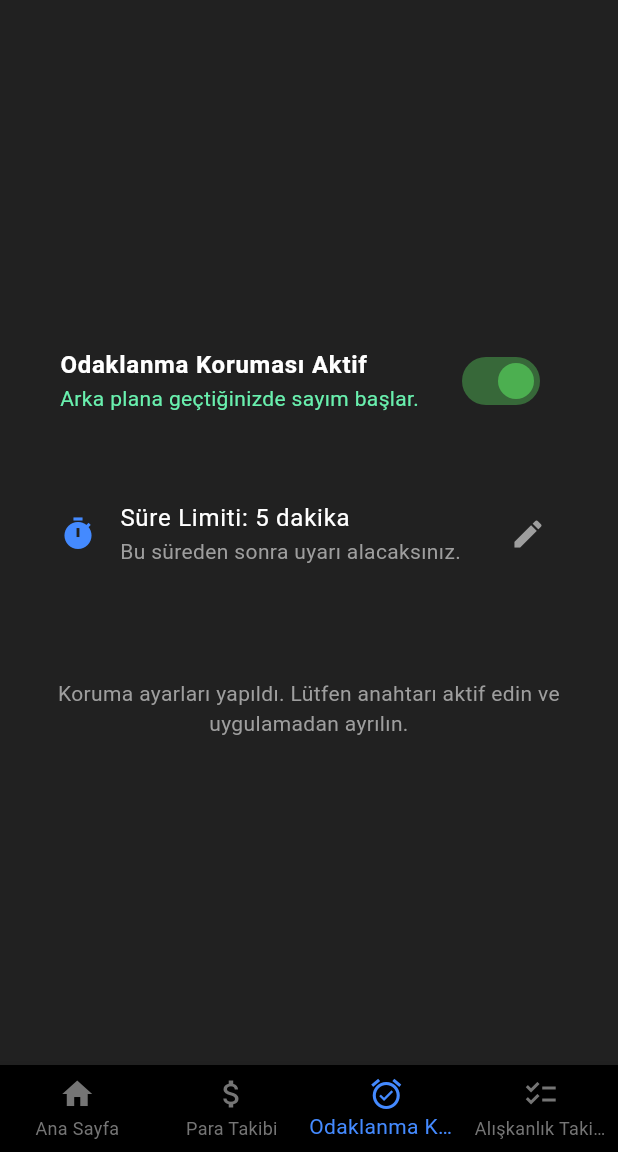
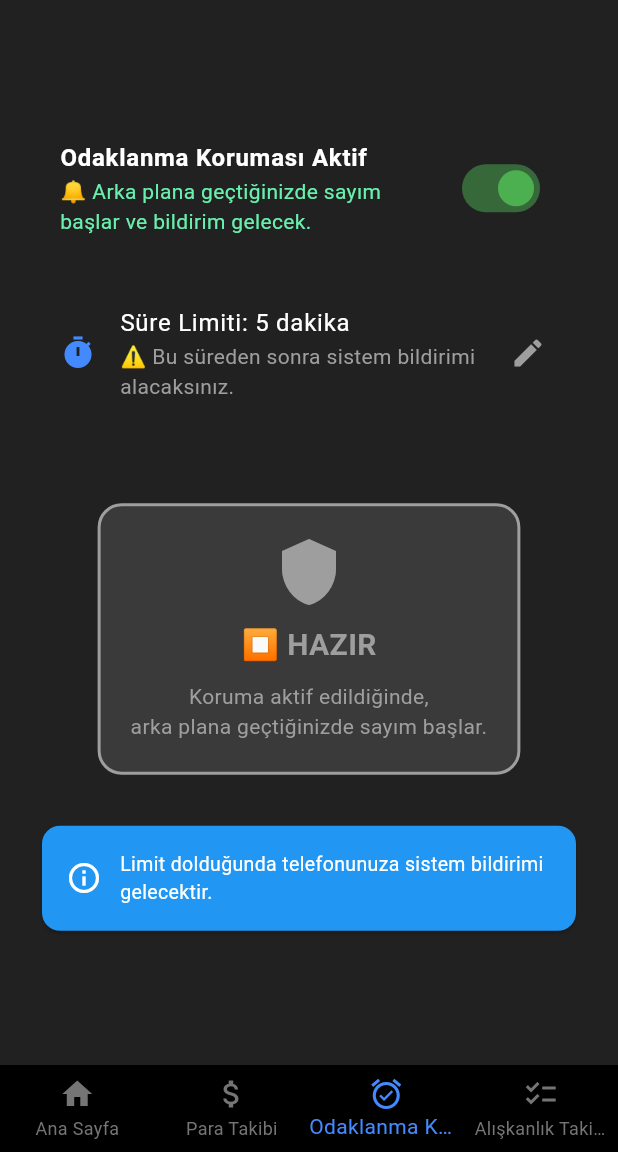
Before and after one commit to aliuckun/life_assistant, a Flutter app: the DistractionTimerPage screen opened by its route, after a tap on "Odaklanma Koruması Aktif", on a phone screen of 412 x 824 dp, the part 84-1236 px from its top. Run offline on Flutter 3.47's test engine with Material 3 defaults, Android fonts, the light colour scheme and no system bars; our stand-ins replace flutter_local_notifications, flutter_riverpod, go_router, shared_preferences; accounts and stored records are empty.

Commit message:
bildirim sistemi düzeltildi. fazladan süre ekleme kaldırıldı ve timer artık düzgün çalışıyor.

```diff
--- a/lib/features/distraction_timer/presentation/pages/distraction_timer_page.dart
+++ b/lib/features/distraction_timer/presentation/pages/distraction_timer_page.dart
@@ -11,7 +11,6 @@ class DistractionTimerPage extends ConsumerStatefulWidget {
       _DistractionTimerPageState();
 }
 
-// WidgetsBindingObserver ile uygulama yaşam döngüsünü dinleriz
 class _DistractionTimerPageState extends ConsumerState<DistractionTimerPage>
     with WidgetsBindingObserver {
   @override
@@ -19,19 +18,12 @@ class _DistractionTimerPageState extends ConsumerState<DistractionTimerPage>
     super.initState();
     WidgetsBinding.instance.addObserver(this);
 
-    // Limit aşıldığında modal göstermek için dinleyici
-    ref.listenManual(distractionTimerProvider, (previous, next) {
-      // Limit aşıldıysa ve ön planda değilsek (yani tam döndüğümüzde) modalı göster
-      if (next.status == TimerStatus.exceeded && !next.isAppInBackground) {
-        // Build context'in geçerli olduğundan emin olmak için küçük bir gecikme
-        Future.microtask(() => _showLimitExceededModal());
-      }
-    });
+    // 🚫 UYGULAMA İÇİ MODAL DİNLEYİCİSİNİ KALDIRDIK
+    // Artık sadece sistem bildirimi kullanılıyor
   }
 
   @override
   void dispose() {
-    // Dinlemeyi bırak
     WidgetsBinding.instance.removeObserver(this);
     super.dispose();
   }
@@ -43,51 +35,17 @@ class _DistractionTimerPageState extends ConsumerState<DistractionTimerPage>
 
     switch (state) {
       case AppLifecycleState.paused:
-        // Uygulama arka plana atıldı (muhtemelen dikkat dağıtıcı uygulamaya geçildi)
+        // Uygulama arka plana atıldı
         notifier.setBackground();
+        print('📱 Uygulama arka plana gitti - Timer başladı');
         break;
       case AppLifecycleState.resumed:
         // Uygulama ön plana geri geldi
         notifier.setForeground();
+        print('📱 Uygulama ön plana geldi - Timer durumu güncellendi');
         break;
       default:
         break;
-    }
-  }
-
-  // Limit aşıldığında gösterilecek tam ekran modal
-  void _showLimitExceededModal() {
-    // Sadece sayfa ön plandayken göster
-    if (ModalRoute.of(context)?.isCurrent == true) {
-      showDialog(
-        context: context,
-        barrierDismissible: false, // Kullanıcı kapatamaz, eylem yapmalı
-        builder: (ctx) => AlertDialog(
-          backgroundColor: Colors.red[800],
-          title: const Text(
-            '!!! ODAKLANMA KORUMASI DEVREDE !!!',
-            style: TextStyle(color: Colors.white),
-          ),
-          content: Text(
-            'Belirlediğin ${ref.read(distractionTimerProvider).settings.limit.inMinutes} dakikalık dikkat dağılma limiti doldu. Lütfen odağına geri dön.',
-            style: const TextStyle(color: Colors.white70),
-          ),
-          actions: [
-            ElevatedButton(
-              onPressed: () {
-                // Sayacı durdur ve modalı kapat
-                ref.read(distractionTimerProvider.notifier).stopTimer();
-                Navigator.pop(ctx);
-              },
-              style: ElevatedButton.styleFrom(backgroundColor: Colors.white),
-              child: Text(
-                'TAMAM, GERİ DÖNÜYORUM',
-                style: TextStyle(color: Colors.red[900]),
-              ),
-            ),
-          ],
-        ),
-      );
     }
   }
 
@@ -101,7 +59,7 @@ class _DistractionTimerPageState extends ConsumerState<DistractionTimerPage>
     showDialog(
       context: context,
       builder: (ctx) => AlertDialog(
-        backgroundColor: Colors.grey[900], // Temaya uyum için
+        backgroundColor: Colors.grey[900],
         title: const Text(
           'Dikkat Dağılma Limitini Ayarla',
           style: TextStyle(color: Colors.white),
@@ -154,7 +112,6 @@ class _DistractionTimerPageState extends ConsumerState<DistractionTimerPage>
     final state = ref.watch(distractionTimerProvider);
     final notifier = ref.read(distractionTimerProvider.notifier);
 
-    // Yükleniyor ekranı (Persistence için)
     if (!state.isInitialized) {
       return const Center(child: CircularProgressIndicator());
     }
@@ -168,8 +125,7 @@ class _DistractionTimerPageState extends ConsumerState<DistractionTimerPage>
 
     final bool isExceeded = state.status == TimerStatus.exceeded;
     final bool isRunning = state.status == TimerStatus.running;
-    final bool isPaused =
-        state.isAppInBackground && isRunning; // Arka planda sayım yapıyorsa
+    final bool isPaused = state.isAppInBackground && isRunning;
 
     return Center(
       child: Padding(
@@ -178,7 +134,7 @@ class _DistractionTimerPageState extends ConsumerState<DistractionTimerPage>
           mainAxisAlignment: MainAxisAlignment.center,
           crossAxisAlignment: CrossAxisAlignment.center,
           children: [
-            // AÇ/KAPA DÜĞMESİ (Toggle Switch)
+            // AÇ/KAPA DÜĞMESİ
             SwitchListTile(
               title: const Text(
                 'Odaklanma Koruması Aktif',
@@ -189,7 +145,7 @@ class _DistractionTimerPageState extends ConsumerState<DistractionTimerPage>
               ),
               subtitle: Text(
                 state.isGloballyActive
-                    ? 'Arka plana geçtiğinizde sayım başlar.'
+                    ? '🔔 Arka plana geçtiğinizde sayım başlar ve bildirim gelecek.'
                     : 'Koruma Pasif. Sayım yapılmayacaktır.',
                 style: TextStyle(
                   color: state.isGloballyActive
@@ -214,7 +170,7 @@ class _DistractionTimerPageState extends ConsumerState<DistractionTimerPage>
                 style: const TextStyle(color: Colors.white),
               ),
               subtitle: const Text(
-                'Bu süreden sonra uyarı alacaksınız.',
+                '⚠️ Bu süreden sonra sistem bildirimi alacaksınız.',
                 style: TextStyle(color: Colors.grey),
               ),
               trailing: const Icon(Icons.edit, color: Colors.grey),
@@ -223,49 +179,160 @@ class _DistractionTimerPageState extends ConsumerState<DistractionTimerPage>
 
             const SizedBox(height: 60),
 
-            // SÜRE GÖRSELLEŞTİRME (A Özelliği)
-            if (isRunning)
+            // DURUM GÖSTERGE KARTI
+            Container(
+              padding: const EdgeInsets.all(20),
+              decoration: BoxDecoration(
+                color: isExceeded
+                    ? Colors.red.withOpacity(0.2)
+                    : isRunning
+                    ? Colors.orange.withOpacity(0.2)
+                    : Colors.grey.withOpacity(0.2),
+                borderRadius: BorderRadius.circular(16),
+                border: Border.all(
+                  color: isExceeded
+                      ? Colors.red
+                      : isRunning
+                      ? Colors.orange
+                      : Colors.grey,
+                  width: 2,
+                ),
+              ),
+              child: Column(
+                children: [
+                  // DURUM METNİ
+                  if (isExceeded)
+                    const Column(
+                      children: [
+                        Icon(
+                          Icons.warning_amber_rounded,
+                          color: Colors.red,
+                          size: 48,
+                        ),
+                        SizedBox(height: 10),
+                        Text(
+                          '⚠️ LİMİT AŞILDI',
+                          style: TextStyle(
+                            color: Colors.red,
+                            fontSize: 24,
+                            fontWeight: FontWeight.bold,
+                          ),
+                        ),
+                        SizedBox(height: 10),
+                        Text(
+                          'Telefonunuza sistem bildirimi gönderildi.\nOdağınıza geri dönün!',
+                          textAlign: TextAlign.center,
+                          style: TextStyle(color: Colors.white70, fontSize: 14),
+                        ),
+                      ],
+                    )
+                  else if (isRunning)
                     Column(
                       children: [
+                        Icon(
+                          isPaused ? Icons.pause_circle : Icons.play_circle,
+                          color: isPaused ? Colors.orange : Colors.green,
+                          size: 48,
+                        ),
+                        const SizedBox(height: 10),
                         Text(
                           isPaused
-                        ? 'ARKA PLANDA GEÇEN SÜRE'
-                        : 'ODAĞINIZDA GEÇEN SÜRE',
+                              ? '⏸️ ARKA PLANDA SAYILIYOR'
+                              : '▶️ TIMER AKTİF',
                           style: TextStyle(
-                      color: isPaused ? Colors.redAccent : Colors.greenAccent,
-                      fontSize: 18,
+                            color: isPaused ? Colors.orange : Colors.green,
+                            fontSize: 20,
+                            fontWeight: FontWeight.bold,
+                          ),
+                        ),
+                        const SizedBox(height: 20),
+                        // SÜRE GÖSTERİMİ
+                        Text(
+                          '$minutes:$seconds',
+                          style: const TextStyle(
+                            fontSize: 72,
+                            fontWeight: FontWeight.bold,
+                            color: Colors.white,
+                            letterSpacing: 4,
                           ),
                         ),
                         const SizedBox(height: 10),
                         Text(
-                    '$minutes:$seconds',
-                    style: TextStyle(
-                      fontSize: 80,
-                      fontWeight: FontWeight.bold,
-                      color: isExceeded ? Colors.red : Colors.white,
-                    ),
-                  ),
-                  const SizedBox(height: 20),
-                  // Bu buton, limit aşılsa bile ön plana geldiğinizde sayacı sıfırlar
-                  ElevatedButton.icon(
-                    onPressed: notifier.stopTimer,
-                    icon: const Icon(Icons.stop),
-                    label: const Text('SIFIRLA VE KORUMAYI YENİLE'),
-                    style: ElevatedButton.styleFrom(
-                      backgroundColor: Colors.red,
-                      padding: const EdgeInsets.symmetric(
-                        horizontal: 20,
-                        vertical: 15,
-                      ),
+                          'Limit: ${state.settings.limit.inMinutes} dakika',
+                          style: const TextStyle(
+                            color: Colors.grey,
+                            fontSize: 14,
                           ),
                         ),
                       ],
                     )
                   else
-              const Text(
-                'Koruma ayarları yapıldı. Lütfen anahtarı aktif edin ve uygulamadan ayrılın.',
+                    const Column(
+                      children: [
+                        Icon(Icons.shield, color: Colors.grey, size: 48),
+                        SizedBox(height: 10),
+                        Text(
+                          '⏹️ HAZIR',
+                          style: TextStyle(
+                            color: Colors.grey,
+                            fontSize: 20,
+                            fontWeight: FontWeight.bold,
+                          ),
+                        ),
+                        SizedBox(height: 10),
+                        Text(
+                          'Koruma aktif edildiğinde,\narka plana geçtiğinizde sayım başlar.',
                           textAlign: TextAlign.center,
-                style: TextStyle(color: Colors.grey),
+                          style: TextStyle(color: Colors.grey, fontSize: 14),
+                        ),
+                      ],
+                    ),
+
+                  // SIFIRLA BUTONU
+                  if (isRunning || isExceeded) ...[
+                    const SizedBox(height: 30),
+                    ElevatedButton.icon(
+                      onPressed: notifier.stopTimer,
+                      icon: const Icon(Icons.refresh),
+                      label: const Text('SIFIRLA'),
+                      style: ElevatedButton.styleFrom(
+                        backgroundColor: Colors.red,
+                        foregroundColor: Colors.white,
+                        padding: const EdgeInsets.symmetric(
+                          horizontal: 32,
+                          vertical: 16,
+                        ),
+                        textStyle: const TextStyle(
+                          fontSize: 16,
+                          fontWeight: FontWeight.bold,
+                        ),
+                      ),
+                    ),
+                  ],
+                ],
+              ),
+            ),
+
+            const SizedBox(height: 30),
+
+            // BİLGİLENDİRME
+            const Card(
+              color: Colors.blue,
+              child: Padding(
+                padding: EdgeInsets.all(16.0),
+                child: Row(
+                  children: [
+                    Icon(Icons.info_outline, color: Colors.white),
+                    SizedBox(width: 12),
+                    Expanded(
+                      child: Text(
+                        'Limit dolduğunda telefonunuza sistem bildirimi gelecektir.',
+                        style: TextStyle(color: Colors.white, fontSize: 13),
+                      ),
+                    ),
+                  ],
+                ),
+              ),
             ),
           ],
         ),
```
Also changed, not shown: lib/features/distraction_timer/presentation/state/distraction_timer_notifier.dart (+39 -17 lines). Lines whose indentation alone changed are shown as unchanged.
